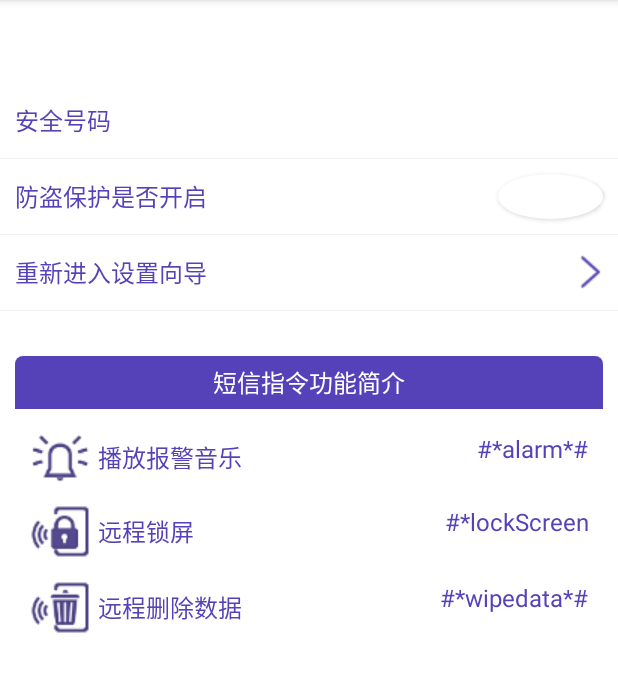
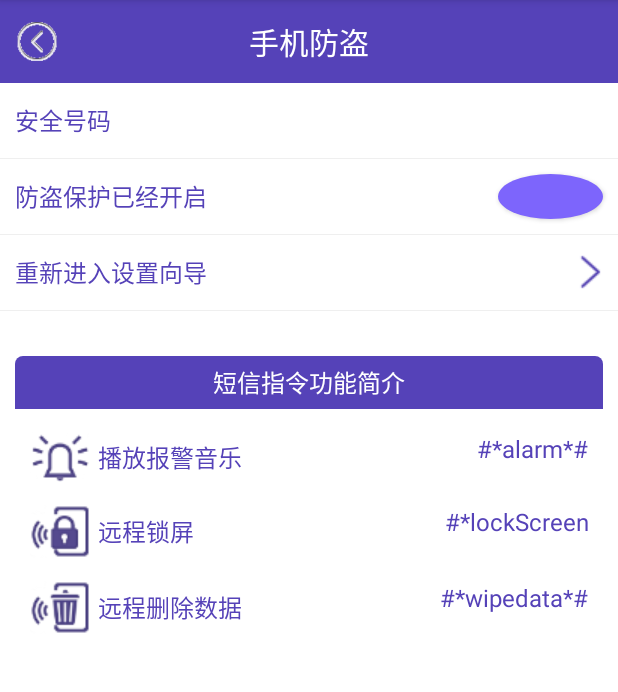
Before and after one commit to shadow757282839/MobileSafe, an Android app: the LostFindActivity screen opened directly, with no data from a screen before it, on a phone screen of 412 x 824 dp, the part 84-776 px from its top. Run offline under Robolectric (Android 15) with nearby library versions, the phone set to English and light mode, and no system bars; 1 statement that could not run was skipped.

Commit message:
手机防盗界面完善

```diff
--- a/app/src/main/java/cn/edu/gdmec/android/mobileguard/m2theftguard/LostFindActivity.java
+++ b/app/src/main/java/cn/edu/gdmec/android/mobileguard/m2theftguard/LostFindActivity.java
@@ -1,25 +1,98 @@
 package cn.edu.gdmec.android.mobileguard.m2theftguard;
 
-
 import android.content.Intent;
+import android.content.SharedPreferences;
 import android.os.Bundle;
 import android.support.v7.app.AppCompatActivity;
+import android.view.View;
+import android.widget.CompoundButton;
+import android.widget.ImageView;
+import android.widget.RelativeLayout;
+import android.widget.TextView;
+import android.widget.ToggleButton;
 
 
 import cn.edu.gdmec.android.mobileguard.R;
 
-public class LostFindActivity extends AppCompatActivity {
+
+
+public class LostFindActivity extends AppCompatActivity implements View.OnClickListener{
+    private TextView mSafePhoneTv;
+    private RelativeLayout mInterSetupRL;
+    private SharedPreferences mSharedPreferences;
+    private ToggleButton mToggleButton;
+    private TextView mProtectStatusTv;
 
     @Override
     protected void onCreate(Bundle savedInstanceState) {
         super.onCreate(savedInstanceState);
         setContentView(R.layout.activity_lost_find);
-        startSetUp1Activity();
+        mSharedPreferences = getSharedPreferences("config",MODE_PRIVATE);
+        if(!isSetUp()){
+            //如果没有进入过设置向导，则进入
+            startSetUp1Activity();
+        }
+        initView();
+    }
+
+    private boolean isSetUp(){
+        return mSharedPreferences.getBoolean("isSetUp",false);
+    }
+    /**初始化控件*/
+    private void initView(){
+        TextView mTitleTV = (TextView) findViewById(R.id.tv_title);
+        mTitleTV.setText("手机防盗");
+        ImageView mLeftImgv = (ImageView) findViewById(R.id.imgv_leftbtn);
+        mLeftImgv.setOnClickListener(this);
+        mLeftImgv.setImageResource(R.drawable.back);
+        findViewById(R.id.rl_titlebar).setBackgroundColor(
+                getResources().getColor(R.color.purple));
+        mSafePhoneTv = (TextView) findViewById(R.id.tv_safephone);
+        mSafePhoneTv.setText(mSharedPreferences.getString("safephone",""));
+        mToggleButton = (ToggleButton) findViewById(R.id.togglebtn_lostfind);
+        mInterSetupRL = (RelativeLayout) findViewById(R.id.rl_inter_setup_wizard);
+        mInterSetupRL.setOnClickListener(this);
+        mProtectStatusTv = (TextView) findViewById(R.id.tv_lostfind_protectstauts);
+        //查询手机防盗是否开启，默认为开启
+        boolean protecting = mSharedPreferences.getBoolean("protecting",true);
+        if(protecting){
+            mProtectStatusTv.setText("防盗保护已经开启");
+            mToggleButton.setChecked(true);
+        }else{
+            mProtectStatusTv.setText("防盗保护没有开启");
+            mToggleButton.setChecked(false);
+        }
+        mToggleButton.setOnCheckedChangeListener( new CompoundButton.OnCheckedChangeListener(){
+
+            @Override
+            public void onCheckedChanged(CompoundButton buttonView,boolean isChecked){
+                if(isChecked){
+                    mProtectStatusTv.setText("防盗保护已经开启");
+                }else{
+                    mProtectStatusTv.setText("防盗保护没有开启");
+                }
+                SharedPreferences.Editor editor = mSharedPreferences.edit();
+                editor.putBoolean("protecting",isChecked);
+                editor.commit();
+            }
+        });
     }
     private void startSetUp1Activity(){
       Intent intent = new Intent(LostFindActivity.this,Setup1Activity.class);
         startActivity(intent);
         finish();
-
+    }
+    @Override
+    public void onClick(View view){
+        switch (view.getId()){
+            case R.id.rl_inter_setup_wizard:
+                //重新进入设置向导
+                startSetUp1Activity();
+                break;
+            case R.id.imgv_leftbtn:
+                //重新进入设置向导
+                finish();
+                break;
+        }
     }
 }
```
Also changed, not shown: app/src/main/AndroidManifest.xml (+33 -3 lines), app/src/main/java/cn/edu/gdmec/android/mobileguard/m1home/HomeActivity.java (+20 -0 lines), app/src/main/java/cn/edu/gdmec/android/mobileguard/m2theftguard/Setup4Activity.java (+40 -8 lines), app/src/main/java/cn/edu/gdmec/android/mobileguard/m2theftguard/receiver/MyDeviceAdminReceiver.java (added, +16 -0 lines), app/src/main/java/cn/edu/gdmec/android/mobileguard/m2theftguard/receiver/SmsLostFindReceiver.java (added, +77 -0 lines), app/src/main/java/cn/edu/gdmec/android/mobileguard/m2theftguard/service/GPSLocationService.java (added, +90 -0 lines), app/src/main/res/xml/device_admin_sample.xml (added, +9 -0 lines).
